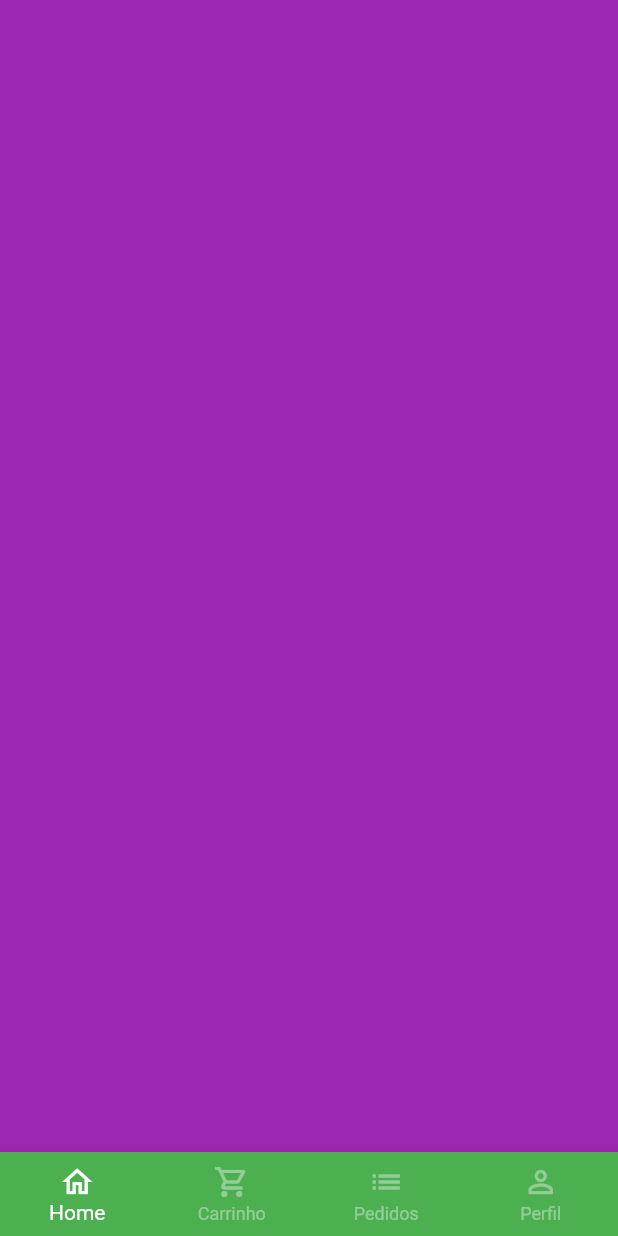
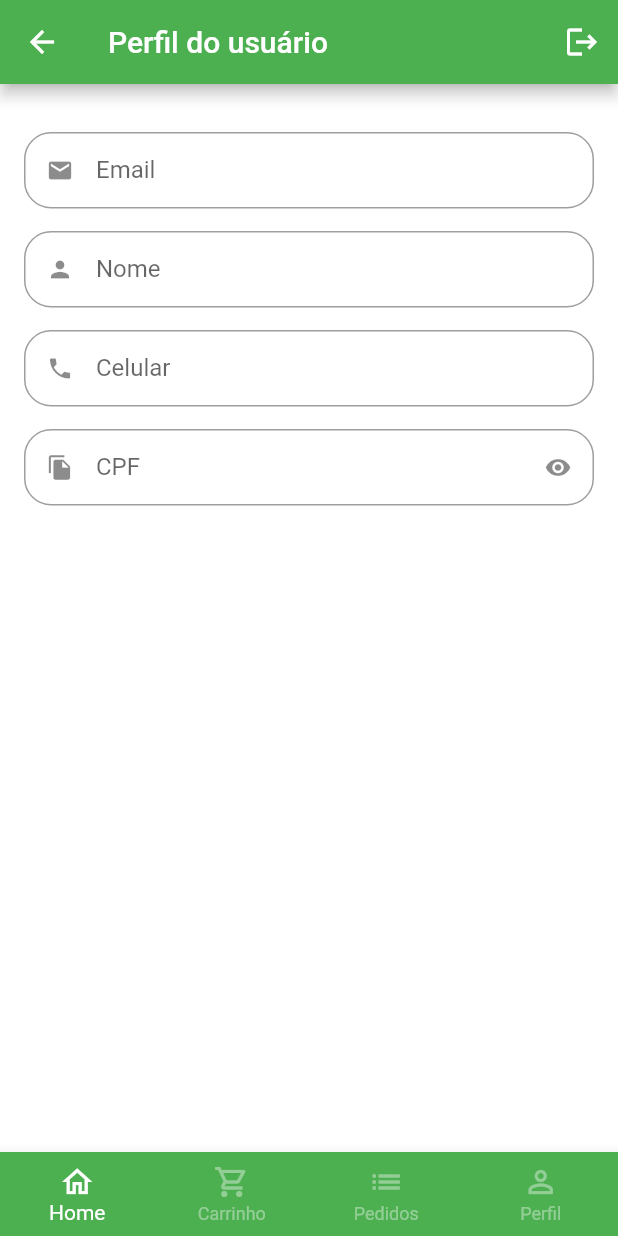
Before and after one commit to estelson/greengrocer, a Flutter app: the BaseScreen screen opened directly, swiped to page 4, on a phone screen of 412 x 824 dp. Run offline on Flutter 3.47's test engine with Material 2 defaults, Android fonts, the phone set to English and light mode, and no system bars; our stand-ins replace animated_text_kit, badges, mask_text_input_formatter.

Commit message:
Criando a tela de perfil de usuário

```diff
--- a/lib/src/config/app_data.dart
+++ b/lib/src/config/app_data.dart
@@ -1,5 +1,6 @@
 import 'package:greengrocer/src/models/cart_item_model.dart';
 import 'package:greengrocer/src/models/item_model.dart';
+import 'package:greengrocer/src/models/user_model.dart';
 
 ItemModel apple = ItemModel(
   description:
@@ -78,3 +79,5 @@ List<CartItemModel> cartItems = [
   CartItemModel(item: mango, quantity: 1),
   CartItemModel(item: guava, quantity: 3),
 ];
+
+UserModel user = UserModel(name: "Estelson", email: "estelson@gmail.com", celular: "(61) 99535-0044", cpf: "842.372.791-20", senha: "");
--- /dev/null
+++ b/lib/src/models/user_model.dart
@@ -0,0 +1,15 @@
+class UserModel {
+  String name;
+  String email;
+  String celular;
+  String cpf;
+  String senha;
+
+  UserModel({
+    required this.name,
+    required this.email,
+    required this.celular,
+    required this.cpf,
+    required this.senha,
+  });
+}
--- a/lib/src/pages/base/base_screen.dart
+++ b/lib/src/pages/base/base_screen.dart
@@ -1,6 +1,7 @@
 import 'package:flutter/material.dart';
 import 'package:greengrocer/src/pages/cart/cart_tab.dart';
 import 'package:greengrocer/src/pages/home/home_tab.dart';
+import 'package:greengrocer/src/pages/profile/profile_tab.dart';
 
 class BaseScreen extends StatefulWidget {
   const BaseScreen({super.key});
@@ -22,9 +23,9 @@ class _BaseScreenState extends State<BaseScreen> {
         controller: pageController,
         children: [
           const HomeTab(),
-          CartTab(),
+          const CartTab(),
           Container(color: Colors.blue),
-          Container(color: Colors.purple),
+          const ProfileTab(),
         ],
       ),
 
--- /dev/null
+++ b/lib/src/pages/profile/profile_tab.dart
@@ -0,0 +1,59 @@
+import 'package:flutter/material.dart';
+import 'package:greengrocer/src/pages/common_widgets/custom_text_field.dart';
+import 'package:greengrocer/src/config/app_data.dart';
+
+class ProfileTab extends StatelessWidget {
+  const ProfileTab({super.key});
+
+  @override
+  Widget build(BuildContext context) {
+    return Scaffold(
+      // AppBar
+      appBar: AppBar(
+        title: const Text("Perfil do usuário"),
+        actions: [
+          IconButton(
+            onPressed: () {},
+            icon: const Icon(
+              Icons.logout,
+            ),
+          ),
+        ],
+      ),
+
+      // Corpo da tela
+      body: ListView(
+        physics: const BouncingScrollPhysics(),
+        padding: const EdgeInsets.fromLTRB(16, 32, 16, 16),
+        children: const [
+          // Email
+          CustomTextField(
+            icon: Icons.email,
+            label: "Email",
+          ),
+
+          // Nome
+          CustomTextField(
+            icon: Icons.person,
+            label: "Nome",
+          ),
+
+          // Celular
+          CustomTextField(
+            icon: Icons.phone,
+            label: "Celular",
+          ),
+
+          // CPF
+          CustomTextField(
+            icon: Icons.file_copy,
+            label: "CPF",
+            isSecret: true,
+          ),
+
+          // Botão para atualizar a senha
+        ],
+      ),
+    );
+  }
+}
```
